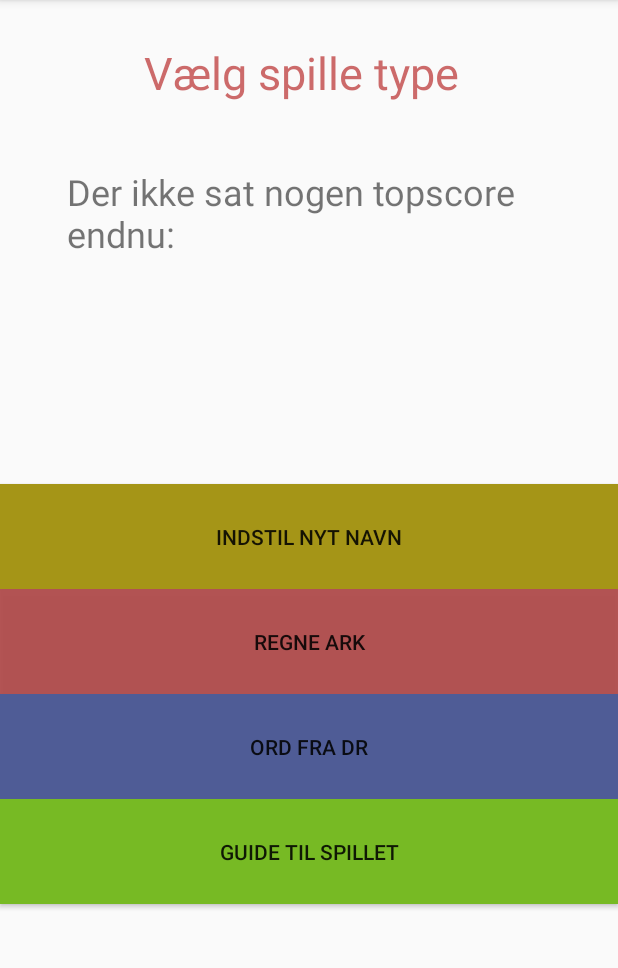
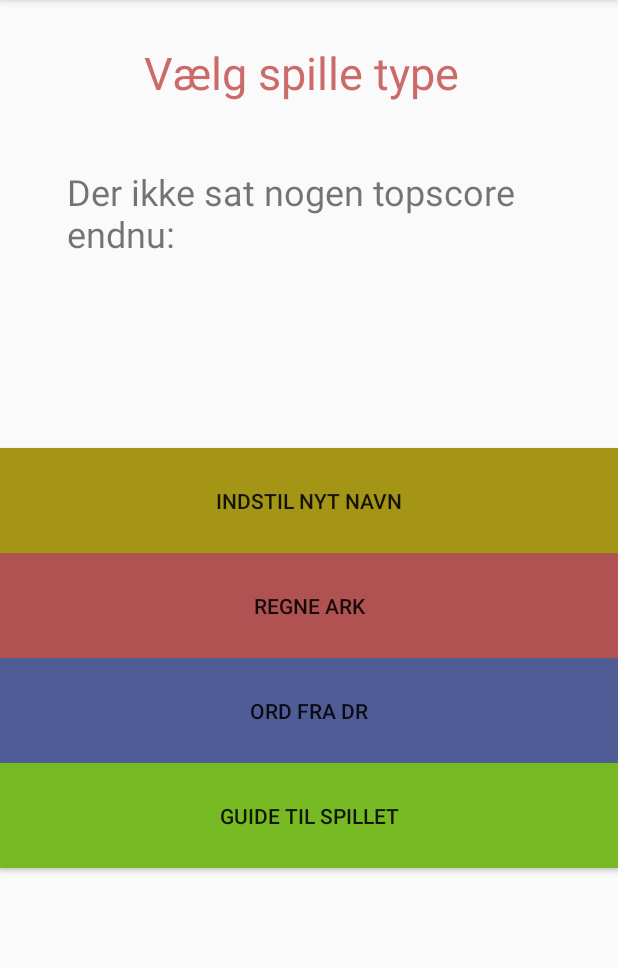
Before and after one commit to fredrikmejs/mobilapp_2, an Android app: the WonScreen screen opened directly, with no data from a screen before it, after a tap on "HOVEDMENU", on a phone screen of 412 x 824 dp, the part 84-1052 px from its top. Run offline under Robolectric (Android 15) with nearby library versions, the phone set to English and light mode, and no system bars.

Commit message:
fixed minor bug

```diff
--- /dev/null
+++ b/app/src/main/java/com/example/mobilapp_21/ui/Keyboard.java
@@ -0,0 +1,6 @@
+package com.example.mobilapp_21.ui;
+
+public class Keyboard {
+
+
+}
--- a/app/src/main/java/com/example/mobilapp_21/ui/LostScreen.java
+++ b/app/src/main/java/com/example/mobilapp_21/ui/LostScreen.java
@@ -59,8 +59,8 @@ public class LostScreen extends AppCompatActivity implements View.OnClickListene
     public void onClick(View v) {
 
         if (v == button_menu){
-
             Intent intent = new Intent(this, Choose_game.class );
+            intent.putExtra("SpillerNavn",spillerNavn);
             finish();
             startActivity(intent);
         }
--- a/app/src/main/java/com/example/mobilapp_21/ui/WonScreen.java
+++ b/app/src/main/java/com/example/mobilapp_21/ui/WonScreen.java
@@ -58,7 +58,8 @@ public class WonScreen extends AppCompatActivity implements View.OnClickListener
 
         int nulstil = 1;
         if (v == button_menu){
-            Intent intent = new Intent(this, Choose_game.class );intent.putExtra("nulstil", nulstil);
+            Intent intent = new Intent(this, Choose_game.class );
+            intent.putExtra("SpillerNavn",spillerNavn);
             finish();
             startActivity(intent);
         }
--- a/app/src/main/res/layout/activity_choose_game.xml
+++ b/app/src/main/res/layout/activity_choose_game.xml
@@ -70,7 +70,7 @@
         android:id="@+id/button_indstilNavn"
         android:layout_width="fill_parent"
         android:layout_height="70dp"
-        android:layout_marginTop="48dp"
+        android:layout_marginTop="24dp"
         android:background="#A59517"
         android:text="Indstil nyt navn"
         app:layout_constraintEnd_toEndOf="parent"
```
